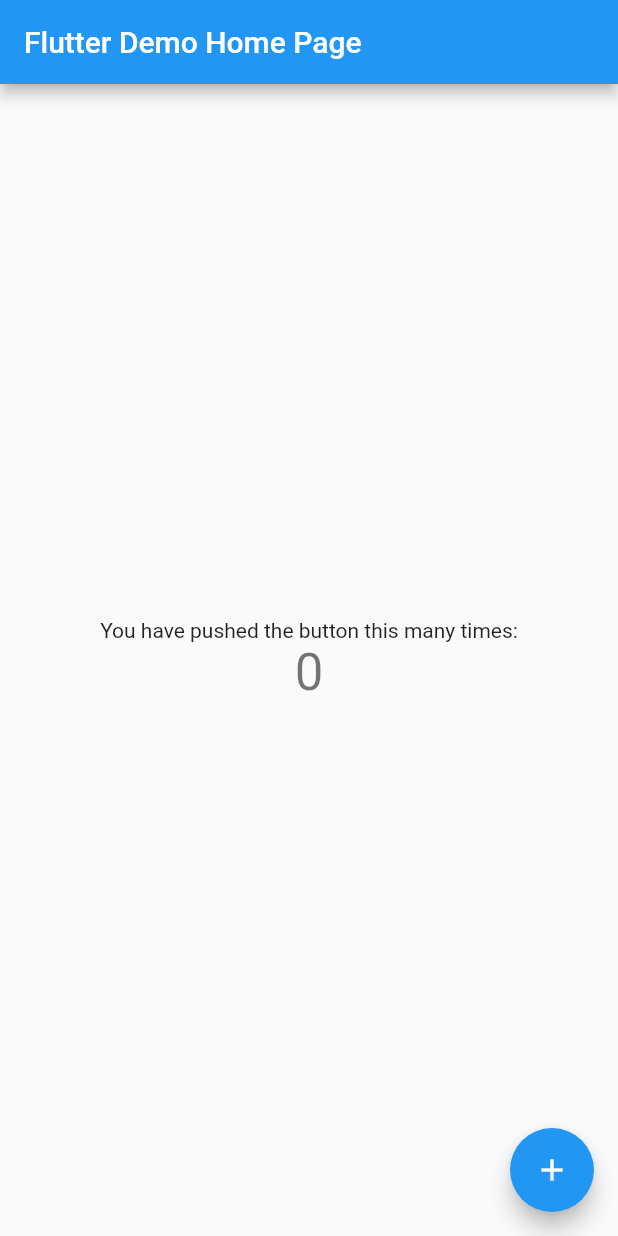
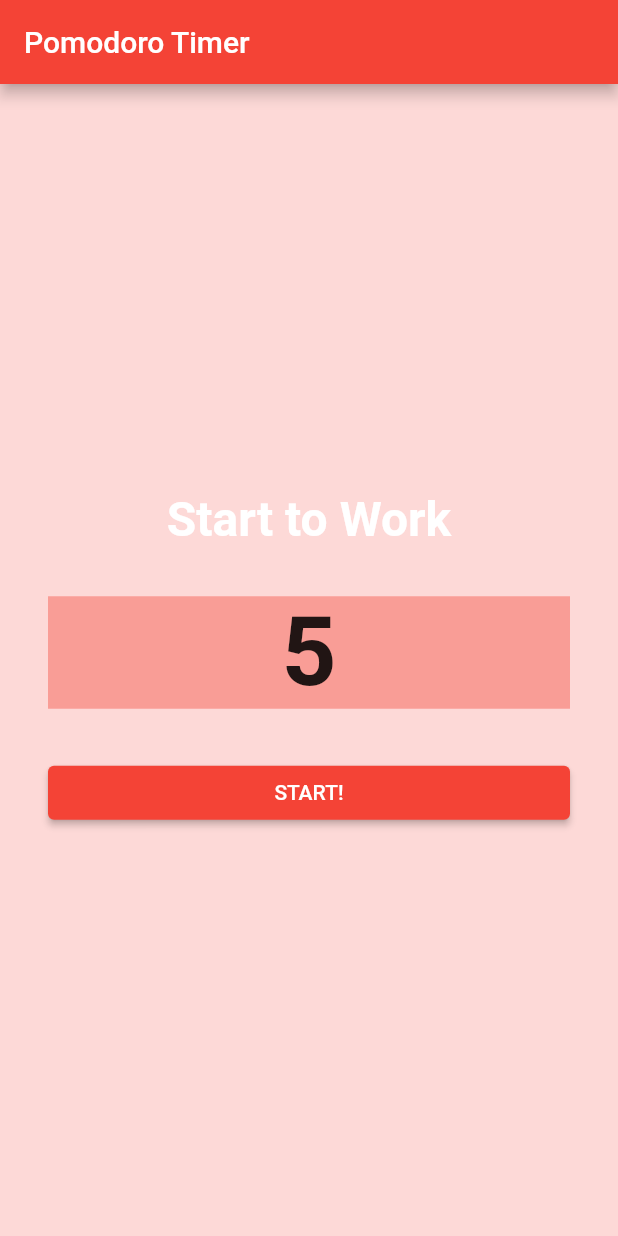
Before and after one commit to adityandar/flutter_notification, a Flutter app: the screen it shows after launch, on a phone screen of 412 x 824 dp. Run offline on Flutter 3.47's test engine with Material 2 defaults, Android fonts, the phone set to English and light mode, and no system bars; drawn by our look-alikes of oktoast; our stand-ins replace flutter_local_notifications, timezone.

Commit message:
finish flutterlocalnotification

```diff
--- /dev/null
+++ b/lib/home_page.dart
@@ -0,0 +1,151 @@
+import 'dart:async';
+
+import 'package:flutter/material.dart';
+import 'package:flutter_notification/notification_service.dart';
+
+class HomePage extends StatefulWidget {
+  const HomePage({super.key});
+
+  @override
+  State<HomePage> createState() => _HomePageState();
+}
+
+class _HomePageState extends State<HomePage> {
+  Timer? _countdownTimer;
+  Duration _podomoroDuration = Duration(seconds: 5);
+
+  @override
+  void initState() {
+    super.initState();
+  }
+
+  /// Timer related methods ///
+  // Step 3
+  void startTimer() {
+    _countdownTimer =
+        Timer.periodic(Duration(seconds: 1), (_) => setCountDown());
+  }
+
+  // Step 4
+  void stopTimer() {
+    setState(() => _countdownTimer!.cancel());
+  }
+
+  // Step 5
+  void resetTimer() {
+    stopTimer();
+    setState(() => _podomoroDuration = Duration(seconds: 5));
+  }
+
+  // Step 6
+  void setCountDown() {
+    final reduceSecondsBy = 1;
+    setState(() {
+      final seconds = _podomoroDuration.inSeconds - reduceSecondsBy;
+      if (seconds < 1) {
+        _triggerEndPodomoroNotification();
+      }
+      if (seconds < 0) {
+        _countdownTimer!.cancel();
+        resetTimer();
+      } else {
+        _podomoroDuration = Duration(seconds: seconds);
+      }
+    });
+  }
+
+  void _triggerEndPodomoroNotification() {
+    NotificationService().addNotification(
+      title: 'Let\'s get a break!',
+      body: 'Don\'t forget to drink.',
+      endTime: DateTime.now().millisecondsSinceEpoch + 1000,
+      channelId: 'work-end',
+      channelName: 'work-end',
+    );
+  }
+
+  @override
+  Widget build(BuildContext context) {
+    return Scaffold(
+      backgroundColor: Colors.red.withOpacity(0.2),
+      appBar: AppBar(
+        title: Text('Pomodoro Timer'),
+      ),
+      body: SafeArea(
+        child: Padding(
+          padding: const EdgeInsets.symmetric(horizontal: 32),
+          child: Column(
+            mainAxisAlignment: MainAxisAlignment.center,
+            children: [
+              Text(
+                (_countdownTimer?.isActive ?? false)
+                    ? 'Good luck'
+                    : 'Start to Work',
+                style: titleTextStyle,
+              ),
+              SizedBox(height: 32),
+              Container(
+                width: MediaQuery.of(context).size.width,
+                padding: EdgeInsets.symmetric(horizontal: 32),
+                color: Colors.red.withOpacity(0.4),
+                child: Center(
+                  child: Text(
+                    _podomoroDuration.inSeconds.toString(),
+                    style: timerTextStyle,
+                  ),
+                ),
+              ),
+              SizedBox(height: 32),
+              Container(
+                width: double.infinity,
+                child: ElevatedButton(
+                  onPressed: (_countdownTimer?.isActive ?? false)
+                      ? null
+                      : () {
+                          NotificationService().addNotification(
+                            title: 'Start Podomoro!',
+                            body: 'Let\'s focus!',
+                            endTime:
+                                DateTime.now().millisecondsSinceEpoch + 1000,
+                            channelId: 'work-start',
+                            channelName: 'work-start',
+                          );
+                          startTimer();
+                        },
+                  child: Text(
+                    (_countdownTimer?.isActive ?? false)
+                        ? 'GO WORK!'
+                        : 'START!',
+                    style: TextStyle(color: Colors.white),
+                  ),
+                ),
+              ),
+            ],
+          ),
+        ),
+      ),
+    );
+  }
+}
+
+TextStyle get timerTextStyle => TextStyle(
+      fontSize: 64,
+      fontWeight: FontWeight.bold,
+    );
+
+TextStyle get titleTextStyle => TextStyle(
+      fontSize: 32,
+      fontWeight: FontWeight.bold,
+      color: Colors.white,
+    );
+
+String getReadableDuration(Duration duration) {
+  String strDigits(int n) => n.toString().padLeft(2, '0');
+  final days = strDigits(duration.inDays);
+  // Step 7
+  final hours = strDigits(duration.inHours.remainder(24));
+  final minutes = strDigits(duration.inMinutes.remainder(60));
+  final seconds = strDigits(duration.inSeconds.remainder(60));
+
+  return '$hours:$minutes';
+}
--- a/lib/main.dart
+++ b/lib/main.dart
@@ -1,115 +1,30 @@
 import 'package:flutter/material.dart';
+import 'package:flutter_local_notifications/flutter_local_notifications.dart';
+import 'package:flutter_notification/home_page.dart';
+import 'package:flutter_notification/notification_service.dart';
+import 'package:oktoast/oktoast.dart';
 
-void main() {
+final FlutterLocalNotificationsPlugin flutterLocalNotificationsPlugin =
+    FlutterLocalNotificationsPlugin();
+
+Future<void> main() async {
+  WidgetsFlutterBinding.ensureInitialized();
+  await NotificationService().setup();
   runApp(const MyApp());
 }
 
 class MyApp extends StatelessWidget {
   const MyApp({super.key});
 
-  // This widget is the root of your application.
   @override
   Widget build(BuildContext context) {
-    return MaterialApp(
-      title: 'Flutter Demo',
-      theme: ThemeData(
-        // This is the theme of your application.
-        //
-        // Try running your application with "flutter run". You'll see the
-        // application has a blue toolbar. Then, without quitting the app, try
-        // changing the primarySwatch below to Colors.green and then invoke
-        // "hot reload" (press "r" in the console where you ran "flutter run",
-        // or simply save your changes to "hot reload" in a Flutter IDE).
-        // Notice that the counter didn't reset back to zero; the application
-        // is not restarted.
-        primarySwatch: Colors.blue,
+    return OKToast(
+      child: MaterialApp(
+        theme: ThemeData(
+          primarySwatch: Colors.red,
+        ),
+        home: const HomePage(),
       ),
-      home: const MyHomePage(title: 'Flutter Demo Home Page'),
     );
   }
 }
-
-class MyHomePage extends StatefulWidget {
-  const MyHomePage({super.key, required this.title});
-
-  // This widget is the home page of your application. It is stateful, meaning
-  // that it has a State object (defined below) that contains fields that affect
-  // how it looks.
-
-  // This class is the configuration for the state. It holds the values (in this
-  // case the title) provided by the parent (in this case the App widget) and
-  // used by the build method of the State. Fields in a Widget subclass are
-  // always marked "final".
-
-  final String title;
-
-  @override
-  State<MyHomePage> createState() => _MyHomePageState();
-}
-
-class _MyHomePageState extends State<MyHomePage> {
-  int _counter = 0;
-
-  void _incrementCounter() {
-    setState(() {
-      // This call to setState tells the Flutter framework that something has
-      // changed in this State, which causes it to rerun the build method below
-      // so that the display can reflect the updated values. If we changed
-      // _counter without calling setState(), then the build method would not be
-      // called again, and so nothing would appear to happen.
-      _counter++;
-    });
-  }
-
-  @override
-  Widget build(BuildContext context) {
-    // This method is rerun every time setState is called, for instance as done
-    // by the _incrementCounter method above.
-    //
-    // The Flutter framework has been optimized to make rerunning build methods
-    // fast, so that you can just rebuild anything that needs updating rather
-    // than having to individually change instances of widgets.
-    return Scaffold(
-      appBar: AppBar(
-        // Here we take the value from the MyHomePage object that was created by
-        // the App.build method, and use it to set our appbar title.
-        title: Text(widget.title),
-      ),
-      body: Center(
-        // Center is a layout widget. It takes a single child and positions it
-        // in the middle of the parent.
-        child: Column(
-          // Column is also a layout widget. It takes a list of children and
-          // arranges them vertically. By default, it sizes itself to fit its
-          // children horizontally, and tries to be as tall as its parent.
-          //
-          // Invoke "debug painting" (press "p" in the console, choose the
-          // "Toggle Debug Paint" action from the Flutter Inspector in Android
-          // Studio, or the "Toggle Debug Paint" command in Visual Studio Code)
-          // to see the wireframe for each widget.
-          //
-          // Column has various properties to control how it sizes itself and
-          // how it positions its children. Here we use mainAxisAlignment to
-          // center the children vertically; the main axis here is the vertical
-          // axis because Columns are vertical (the cross axis would be
-          // horizontal).
-          mainAxisAlignment: MainAxisAlignment.center,
-          children: <Widget>[
-            const Text(
-              'You have pushed the button this many times:',
-            ),
-            Text(
-              '$_counter',
-              style: Theme.of(context).textTheme.headline4,
-            ),
-          ],
-        ),
-      ),
-      floatingActionButton: FloatingActionButton(
-        onPressed: _incrementCounter,
-        tooltip: 'Increment',
-        child: const Icon(Icons.add),
-      ), // This trailing comma makes auto-formatting nicer for build methods.
-    );
-  }
-}
--- a/pubspec.yaml
+++ b/pubspec.yaml
@@ -36,6 +36,8 @@ dependencies:
   # The following adds the Cupertino Icons font to your application.
   # Use with the CupertinoIcons class for iOS style icons.
   cupertino_icons: ^1.0.2
+  flutter_local_notifications: ^13.0.0
+  oktoast: ^3.3.1
 
 dev_dependencies:
   flutter_test:
```
Also changed, not shown: lib/notification_service.dart (added, +82 -0 lines), pubspec.lock, 12 other files.
